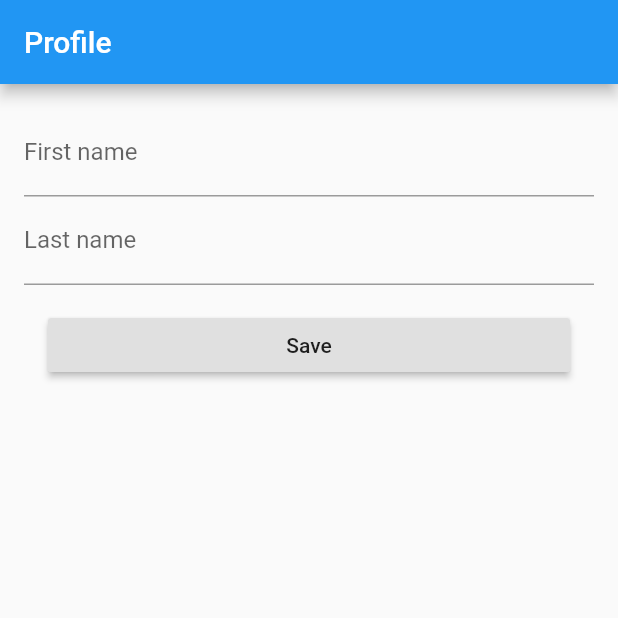
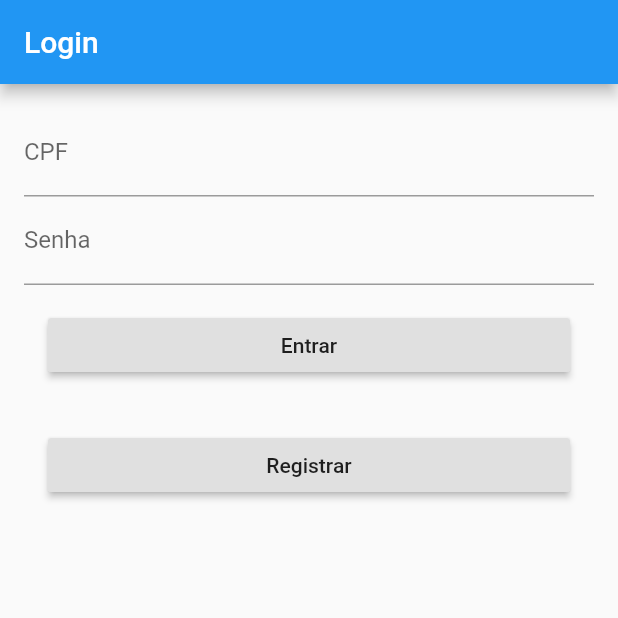
Before and after one commit to InfiniBrains/covid-app, a Flutter app: the screen it shows after launch, on a phone screen of 412 x 824 dp, the top half of it. Run offline on Flutter 3.47's test engine with Material 2 defaults, Android fonts, the phone set to English and light mode, and no system bars.

Commit message:
routes and register page

```diff
--- /dev/null
+++ b/lib/controllers/routes.dart
@@ -0,0 +1,4 @@
+class Routes {
+  static const String login = '/login';
+  static const String register = '/register';
+}
--- a/lib/main.dart
+++ b/lib/main.dart
@@ -1,5 +1,8 @@
+import 'package:covidapp/controllers/routes.dart';
 import 'package:covidapp/views/form.dart';
+import 'package:covidapp/views/register.dart';
 import 'package:flutter/material.dart';
+import 'controllers/routes.dart';
 
 void main() {
   runApp(MyApp());
@@ -11,19 +14,21 @@ class MyApp extends StatelessWidget {
   Widget build(BuildContext context) {
     return MaterialApp(
       title: 'Flutter Demo',
-      theme: ThemeData(
-        // This is the theme of your application.
-        //
-        // Try running your application with "flutter run". You'll see the
-        // application has a blue toolbar. Then, without quitting the app, try
-        // changing the primarySwatch below to Colors.green and then invoke
-        // "hot reload" (press "r" in the console where you ran "flutter run",
-        // or simply save your changes to "hot reload" in a Flutter IDE).
-        // Notice that the counter didn't reset back to zero; the application
-        // is not restarted.
-        primarySwatch: Colors.blue,
-      ),
+      theme: ThemeData(primarySwatch: Colors.blue),
       home: HomeMaterial(),
+      onGenerateRoute: (RouteSettings settings) {
+        switch (settings.name) {
+          case Routes.login:
+            return MaterialPageRoute(builder: (context) => HomeMaterial());
+            break;
+          case Routes.register:
+            return MaterialPageRoute(builder: (context) => Register());
+            break;
+          default:
+            return MaterialPageRoute(builder: (context) => HomeMaterial());
+            break;
+        }
+      },
     );
   }
 }
--- a/lib/models/user.dart
+++ b/lib/models/user.dart
@@ -1,6 +1,10 @@
 class User {
-  String firstName = '';
-  String lastName = '';
+  String cpf = '';
+  String password = '';
+  String name = '';
+  String birth = '';
+  String state = '';
+  String city = '';
 
   //  todo: Make the post function
   save() {
--- a/lib/views/form.dart
+++ b/lib/views/form.dart
@@ -1,3 +1,4 @@
+import 'package:covidapp/controllers/routes.dart';
 import 'package:flutter/material.dart';
 import '../models/user.dart';
 
@@ -13,7 +14,7 @@ class _HomeMaterialState extends State<HomeMaterial> {
   @override
   Widget build(BuildContext context) {
     return Scaffold(
-        appBar: AppBar(title: Text('Profile')),
+        appBar: AppBar(title: Text('Login')),
         body: Container(
             padding:
             const EdgeInsets.symmetric(vertical: 16.0, horizontal: 16.0),
@@ -25,25 +26,25 @@ class _HomeMaterialState extends State<HomeMaterial> {
                         children: [
                           TextFormField(
                             decoration:
-                            InputDecoration(labelText: 'First name'),
+                            InputDecoration(labelText: 'CPF'),
                             validator: (value) {
                               if (value.isEmpty) {
-                                return 'Please enter your first name';
+                                return 'Favor colocar CPF.';
                               }
                             },
                             onSaved: (val) =>
-                                setState(() => _user.firstName = val),
+                                setState(() => _user.cpf = val),
                           ),
                           TextFormField(
                               decoration:
-                              InputDecoration(labelText: 'Last name'),
+                              InputDecoration(labelText: 'Senha'),
                               validator: (value) {
                                 if (value.isEmpty) {
-                                  return 'Please enter your last name.';
+                                  return 'Favor colocar senha.';
                                 }
                               },
                               onSaved: (val) =>
-                                  setState(() => _user.lastName = val)),
+                                  setState(() => _user.password = val)),
                           Container(
                               padding: const EdgeInsets.symmetric(
                                   vertical: 16.0, horizontal: 16.0),
@@ -56,8 +57,25 @@ class _HomeMaterialState extends State<HomeMaterial> {
                                       _showDialog(context);
                                     }
                                   },
-                                  child: Text('Save'))),
-                        ])))));
+                                  child: Text('Entrar')
+                              )
+                          ),
+                          Container(
+                              padding: const EdgeInsets.symmetric(
+                                  vertical: 16.0, horizontal: 16.0),
+                              child: RaisedButton(
+                                  onPressed: () {
+                                    Navigator.pushNamed(context, Routes.register);
+                                  },
+                                  child: Text('Registrar')
+                              )
+                          ),
+                        ]
+                    )
+                )
+            )
+        )
+    );
   }
 
   _showDialog(BuildContext context) {
```
Also changed, not shown: lib/views/register.dart (added, +92 -0 lines).
